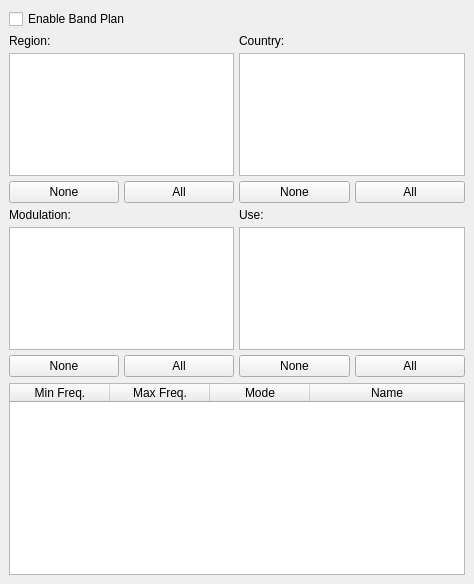
Qt form src/qtgui/dockbandplan.ui (gqrx-sdr/gqrx) before a commit.
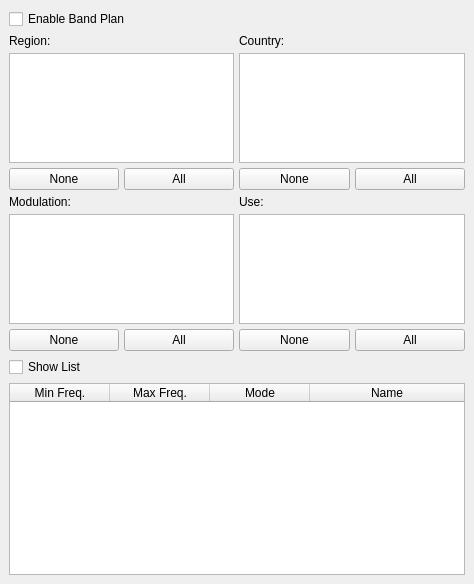
The same form after that commit. Icons and pictures are not drawn.

Commit message: hide the bandplan list by default, add checkbox to show and save state in settings

Diff of the .ui file:
```diff
--- a/src/qtgui/dockbandplan.ui
+++ b/src/qtgui/dockbandplan.ui
@@ -92,12 +92,12 @@
          <number>0</number>
         </property>
         <item>
-         <layout class="QVBoxLayout" name="verticalLayout_4" stretch="0,1">
+         <layout class="QVBoxLayout" name="verticalLayout_4" stretch="0,0,1">
           <property name="spacing">
            <number>6</number>
           </property>
           <item>
-           <layout class="QGridLayout" name="gridLayout" rowstretch="0,0,0,0,0,0,0,0">
+           <layout class="QGridLayout" name="gridLayout" rowstretch="0,0,0,0,0,0,0">
             <property name="sizeConstraint">
              <enum>QLayout::SetMinimumSize</enum>
             </property>
@@ -116,13 +116,6 @@
             <property name="spacing">
              <number>5</number>
             </property>
-            <item row="1" column="0" colspan="2">
-             <widget class="QLabel" name="label_4">
-              <property name="text">
-               <string>Region:</string>
-              </property>
-             </widget>
-            </item>
             <item row="2" column="2" colspan="2">
              <widget class="QListWidget" name="bandPlanCountriesList">
               <property name="alternatingRowColors">
@@ -136,55 +129,6 @@
               </property>
              </widget>
             </item>
-            <item row="3" column="2" colspan="2">
-             <layout class="QHBoxLayout" name="horizontalLayout_4">
-              <item>
-               <widget class="QPushButton" name="pbCountryNone">
-                <property name="text">
-                 <string>None</string>
-                </property>
-               </widget>
-              </item>
-              <item>
-               <widget class="QPushButton" name="pbCountryAll">
-                <property name="text">
-                 <string>All</string>
-                </property>
-               </widget>
-              </item>
-             </layout>
-            </item>
-            <item row="5" column="2" colspan="2">
-             <widget class="QListWidget" name="bandPlanUsesList">
-              <property name="alternatingRowColors">
-               <bool>true</bool>
-              </property>
-              <property name="selectionMode">
-               <enum>QAbstractItemView::MultiSelection</enum>
-              </property>
-              <property name="sortingEnabled">
-               <bool>true</bool>
-              </property>
-             </widget>
-            </item>
-            <item row="6" column="0" colspan="2">
-             <layout class="QHBoxLayout" name="horizontalLayout_5">
-              <item>
-               <widget class="QPushButton" name="pbModNone">
-                <property name="text">
-                 <string>None</string>
-                </property>
-               </widget>
-              </item>
-              <item>
-               <widget class="QPushButton" name="pbModAll">
-                <property name="text">
-                 <string>All</string>
-                </property>
-               </widget>
-              </item>
-             </layout>
-            </item>
             <item row="0" column="0" colspan="4">
              <widget class="QCheckBox" name="bandPlanCheckboxEnable">
               <property name="toolTip">
@@ -195,13 +139,6 @@
               </property>
              </widget>
             </item>
-            <item row="4" column="2" colspan="2">
-             <widget class="QLabel" name="label_7">
-              <property name="text">
-               <string>Use:</string>
-              </property>
-             </widget>
-            </item>
             <item row="6" column="2" colspan="2">
              <layout class="QHBoxLayout" name="horizontalLayout_6">
               <item>
@@ -220,6 +157,44 @@
               </item>
              </layout>
             </item>
+            <item row="3" column="2" colspan="2">
+             <layout class="QHBoxLayout" name="horizontalLayout_4">
+              <item>
+               <widget class="QPushButton" name="pbCountryNone">
+                <property name="text">
+                 <string>None</string>
+                </property>
+               </widget>
+              </item>
+              <item>
+               <widget class="QPushButton" name="pbCountryAll">
+                <property name="text">
+                 <string>All</string>
+                </property>
+               </widget>
+              </item>
+             </layout>
+            </item>
+            <item row="4" column="2" colspan="2">
+             <widget class="QLabel" name="label_7">
+              <property name="text">
+               <string>Use:</string>
+              </property>
+             </widget>
+            </item>
+            <item row="5" column="0" colspan="2">
+             <widget class="QListWidget" name="bandPlanModulationsList">
+              <property name="alternatingRowColors">
+               <bool>true</bool>
+              </property>
+              <property name="selectionMode">
+               <enum>QAbstractItemView::MultiSelection</enum>
+              </property>
+              <property name="sortingEnabled">
+               <bool>true</bool>
+              </property>
+             </widget>
+            </item>
             <item row="3" column="0" colspan="2">
              <layout class="QHBoxLayout" name="horizontalLayout_3">
               <item>
@@ -238,19 +213,6 @@
               </item>
              </layout>
             </item>
-            <item row="5" column="0" colspan="2">
-             <widget class="QListWidget" name="bandPlanModulationsList">
-              <property name="alternatingRowColors">
-               <bool>true</bool>
-              </property>
-              <property name="selectionMode">
-               <enum>QAbstractItemView::MultiSelection</enum>
-              </property>
-              <property name="sortingEnabled">
-               <bool>true</bool>
-              </property>
-             </widget>
-            </item>
             <item row="1" column="2" colspan="2">
              <widget class="QLabel" name="label_6">
               <property name="text">
@@ -258,6 +220,57 @@
               </property>
              </widget>
             </item>
+            <item row="2" column="0" colspan="2">
+             <widget class="QListWidget" name="bandPlanRegionsList">
+              <property name="alternatingRowColors">
+               <bool>true</bool>
+              </property>
+              <property name="selectionMode">
+               <enum>QAbstractItemView::MultiSelection</enum>
+              </property>
+              <property name="sortingEnabled">
+               <bool>true</bool>
+              </property>
+             </widget>
+            </item>
+            <item row="6" column="0" colspan="2">
+             <layout class="QHBoxLayout" name="horizontalLayout_5">
+              <item>
+               <widget class="QPushButton" name="pbModNone">
+                <property name="text">
+                 <string>None</string>
+                </property>
+               </widget>
+              </item>
+              <item>
+               <widget class="QPushButton" name="pbModAll">
+                <property name="text">
+                 <string>All</string>
+                </property>
+               </widget>
+              </item>
+             </layout>
+            </item>
+            <item row="5" column="2" colspan="2">
+             <widget class="QListWidget" name="bandPlanUsesList">
+              <property name="alternatingRowColors">
+               <bool>true</bool>
+              </property>
+              <property name="selectionMode">
+               <enum>QAbstractItemView::MultiSelection</enum>
+              </property>
+              <property name="sortingEnabled">
+               <bool>true</bool>
+              </property>
+             </widget>
+            </item>
+            <item row="1" column="0" colspan="2">
+             <widget class="QLabel" name="label_4">
+              <property name="text">
+               <string>Region:</string>
+              </property>
+             </widget>
+            </item>
             <item row="4" column="0" colspan="2">
              <widget class="QLabel" name="label_5">
               <property name="text">
@@ -265,21 +278,15 @@
               </property>
              </widget>
             </item>
-            <item row="2" column="0" colspan="2">
-             <widget class="QListWidget" name="bandPlanRegionsList">
-              <property name="alternatingRowColors">
-               <bool>true</bool>
-              </property>
-              <property name="selectionMode">
-               <enum>QAbstractItemView::MultiSelection</enum>
-              </property>
-              <property name="sortingEnabled">
-               <bool>true</bool>
-              </property>
-             </widget>
-            </item>
            </layout>
           </item>
+          <item>
+           <widget class="QCheckBox" name="bandPlanShowList">
+            <property name="text">
+             <string>Show List</string>
+            </property>
+           </widget>
+          </item>
           <item>
            <widget class="QTableWidget" name="visibleItemList">
             <property name="sizePolicy">
```
Left out of the diff: 128 changed lines with no effect on the pictures. The commit also changes 1 other file.
